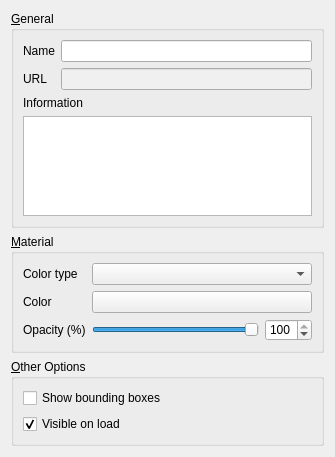
minorua/Qgis2threejs, file ui/pcproperties.ui: the form before one commit.
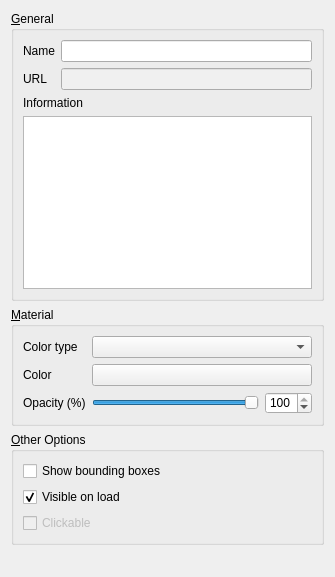
The form after the commit. Custom widgets are drawn as their Qt base class.

Commit message:
add Clickable option to DEM and vector layer properties dialog (on by default. fix #228)
- show nothing when the layer that clicked object belongs to is not clickable

```diff
--- a/ui/pcproperties.ui
+++ b/ui/pcproperties.ui
@@ -7,7 +7,7 @@
     <x>0</x>
     <y>0</y>
     <width>335</width>
-    <height>420</height>
+    <height>577</height>
    </rect>
   </property>
   <property name="windowTitle">
@@ -206,6 +206,19 @@
         </property>
        </widget>
       </item>
+      <item>
+       <widget class="QCheckBox" name="checkBox_Clickable">
+        <property name="enabled">
+         <bool>false</bool>
+        </property>
+        <property name="text">
+         <string>Clickable</string>
+        </property>
+        <property name="checked">
+         <bool>false</bool>
+        </property>
+       </widget>
+      </item>
      </layout>
     </widget>
    </item>
```
The commit also changes 10 other files.
